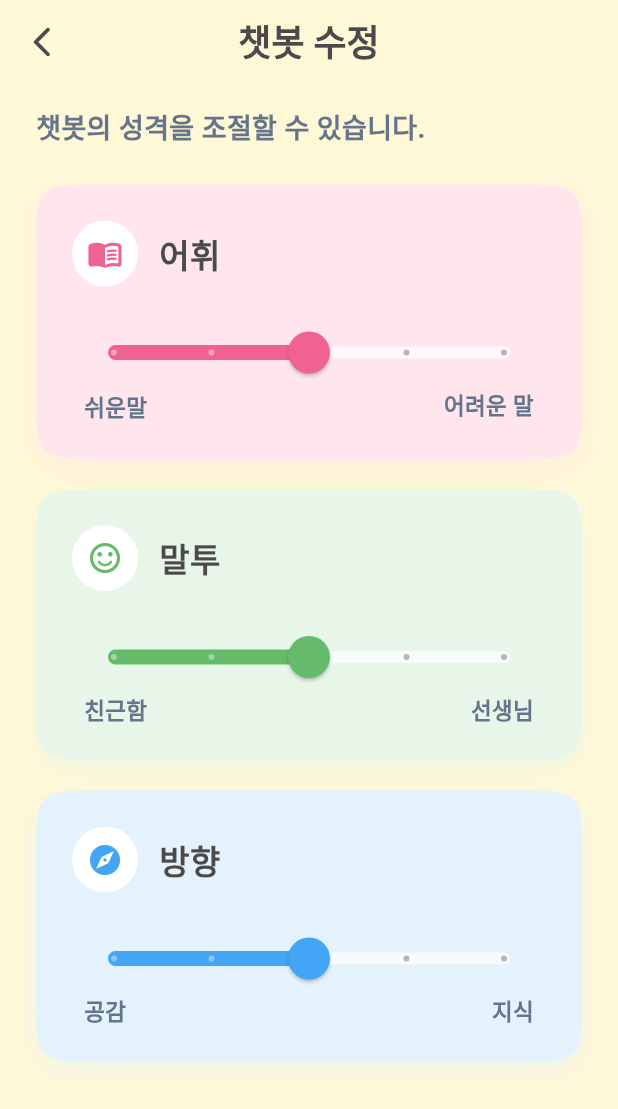
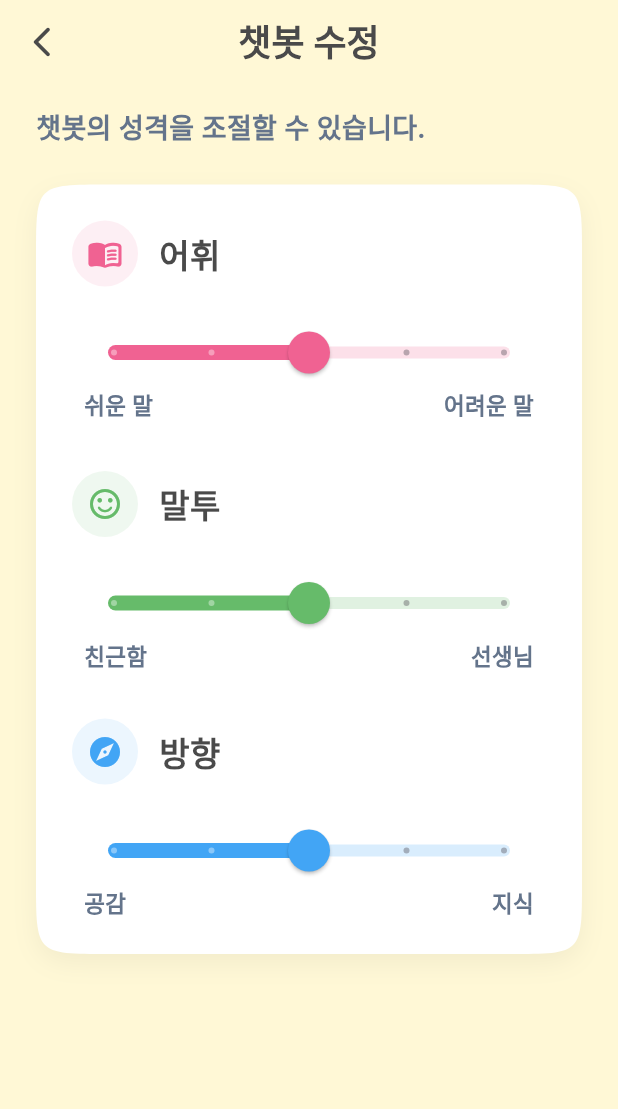
Before and after one commit to A-I-capstone/2026-capstone-a-i-client, a Flutter app: the ChatbotToneView screen opened directly, on a phone screen of 412 x 824 dp. Shown: the top 1109 px of the screen. Run offline on Flutter 3.47's test engine with Material 3 defaults, Android fonts, the phone set to English and light mode, and no system bars.

Commit message:
style: update chatbot tone view design and modify texts

```diff
--- a/lib/views/settings/chatbot_tone_view.dart
+++ b/lib/views/settings/chatbot_tone_view.dart
@@ -31,9 +31,7 @@ class ChatbotToneView extends StatelessWidget {
             onPressed: () => Navigator.pop(context),
           ),
         ),
-        body: const SafeArea(
-          child: _ChatbotToneContent(),
-        ),
+        body: const SafeArea(child: _ChatbotToneContent()),
       ),
     );
   }
@@ -60,37 +58,54 @@ class _ChatbotToneContent extends StatelessWidget {
             ),
           ),
           const SizedBox(height: 24),
+          Container(
+            padding: const EdgeInsets.all(24),
+            decoration: ShapeDecoration(
+              color: Colors.white,
+              shape: ContinuousRectangleBorder(
+                borderRadius: BorderRadius.circular(48),
+              ),
+              shadows: [
+                BoxShadow(
+                  color: Colors.black.withOpacity(0.05),
+                  blurRadius: 14,
+                  offset: const Offset(0, 6),
+                ),
+              ],
+            ),
+            child: Column(
+              children: [
                 _ToneSliderCard(
                   title: '어휘',
                   icon: Icons.menu_book_rounded,
-            leftLabel: '쉬운말',
+                  leftLabel: '쉬운 말',
                   rightLabel: '어려운 말',
                   value: viewModel.vocabularyLevel,
-            cardColor: const Color(0xFFFFE5EC),
                   accentColor: const Color(0xFFF06292),
                   onChanged: viewModel.updateVocabularyLevel,
                 ),
-          const SizedBox(height: 20),
+                const SizedBox(height: 32),
                 _ToneSliderCard(
                   title: '말투',
                   icon: Icons.sentiment_satisfied_alt_rounded,
                   leftLabel: '친근함',
                   rightLabel: '선생님',
                   value: viewModel.toneLevel,
-            cardColor: const Color(0xFFE8F5E9),
                   accentColor: const Color(0xFF66BB6A),
                   onChanged: viewModel.updateToneLevel,
                 ),
-          const SizedBox(height: 20),
+                const SizedBox(height: 32),
                 _ToneSliderCard(
                   title: '방향',
                   icon: Icons.explore_rounded,
                   leftLabel: '공감',
                   rightLabel: '지식',
                   value: viewModel.focusLevel,
-            cardColor: const Color(0xFFE3F2FD),
                   accentColor: const Color(0xFF42A5F5),
                   onChanged: viewModel.updateFocusLevel,
+                ),
+              ],
+            ),
           ),
           const SizedBox(height: 24),
         ],
@@ -105,7 +120,6 @@ class _ToneSliderCard extends StatelessWidget {
   final String leftLabel;
   final String rightLabel;
   final int value;
-  final Color cardColor;
   final Color accentColor;
   final ValueChanged<double> onChanged;
 
@@ -115,36 +129,16 @@ class _ToneSliderCard extends StatelessWidget {
     required this.leftLabel,
     required this.rightLabel,
     required this.value,
-    required this.cardColor,
     required this.accentColor,
     required this.onChanged,
   });
 
   @override
   Widget build(BuildContext context) {
-    return Container(
-      padding: const EdgeInsets.all(24),
-      decoration: ShapeDecoration(
-        color: cardColor,
-        shape: ContinuousRectangleBorder(
-          borderRadius: BorderRadius.circular(48),
-        ),
-        shadows: [
-          BoxShadow(
-            color: cardColor.withOpacity(0.6),
-            blurRadius: 14,
-            offset: const Offset(0, 6),
-          ),
-        ],
-      ),
-      child: Column(
+    return Column(
       crossAxisAlignment: CrossAxisAlignment.start,
       children: [
-          _CardHeader(
-            title: title,
-            icon: icon,
-            accentColor: accentColor,
-          ),
+        _CardHeader(title: title, icon: icon, accentColor: accentColor),
         const SizedBox(height: 20),
         _SliderSection(
           value: value,
@@ -154,7 +148,6 @@ class _ToneSliderCard extends StatelessWidget {
           onChanged: onChanged,
         ),
       ],
-      ),
     );
   }
 }
@@ -176,8 +169,8 @@ class _CardHeader extends StatelessWidget {
       children: [
         Container(
           padding: const EdgeInsets.all(10),
-          decoration: const BoxDecoration(
-            color: Colors.white,
+          decoration: BoxDecoration(
+            color: accentColor.withOpacity(0.1),
             shape: BoxShape.circle,
           ),
           child: Icon(icon, color: accentColor, size: 24),
@@ -220,7 +213,7 @@ class _SliderSection extends StatelessWidget {
         SliderTheme(
           data: SliderTheme.of(context).copyWith(
             activeTrackColor: accentColor,
-            inactiveTrackColor: Colors.white70,
+            inactiveTrackColor: accentColor.withOpacity(0.2),
             thumbColor: accentColor,
             overlayColor: accentColor.withOpacity(0.2),
             trackHeight: 8.0,
```
Lines whose indentation alone changed are shown as unchanged.
